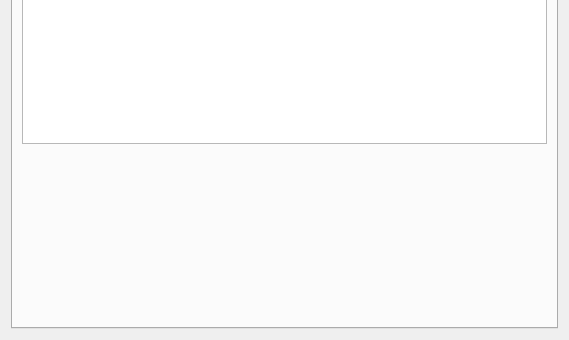
First picture: the form in retroshare-gui/src/gui/settings/NotifyPage.ui, repository RetroShare/RetroShare, before the edit; both pictures show x 0 to 569 and y 172 to 512 of the 569 by 512 pixel window.
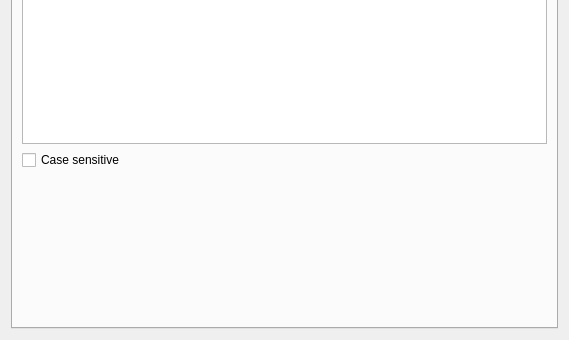
Second picture: the form after the edit. The open tabs and pages were chosen to show the change.

Commit message: Add Case Sensitive option for Lobby Notify.

Patch:
```diff
--- a/retroshare-gui/src/gui/settings/NotifyPage.ui
+++ b/retroshare-gui/src/gui/settings/NotifyPage.ui
@@ -457,7 +457,17 @@
         <widget class="QPlainTextEdit" name="chatLobbies_TextToNotify"/>
        </item>
        <item>
-        <spacer name="verticalSpacer_5">
+        <widget class="QCheckBox" name="chatLobbies_TextCaseSensitive">
+         <property name="toolTip">
+          <string>Checked, if the identity and the text above occurences must be in the same case to trigger count.</string>
+         </property>
+         <property name="text">
+          <string>Case sensitive</string>
+         </property>
+        </widget>
+       </item>
+       <item>
+        <spacer name="tabChatLobbiesVSpacer">
          <property name="orientation">
           <enum>Qt::Vertical</enum>
          </property>
```
Left out of the diff: 55 changed lines with no effect on the pictures. The commit also changes 3 other files.
